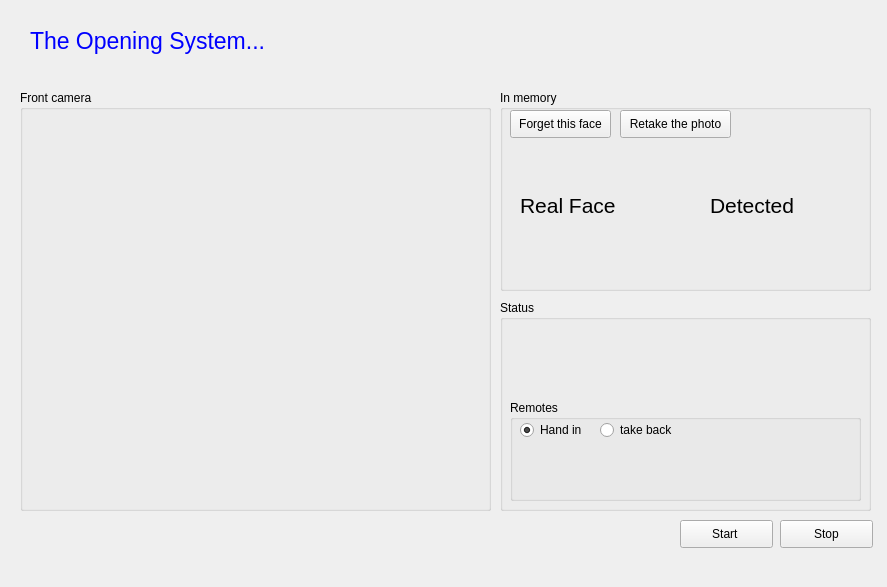
The window that mainwindow.ui (d-fal/face_detector) describes before a commit, drawn with Qt 5.
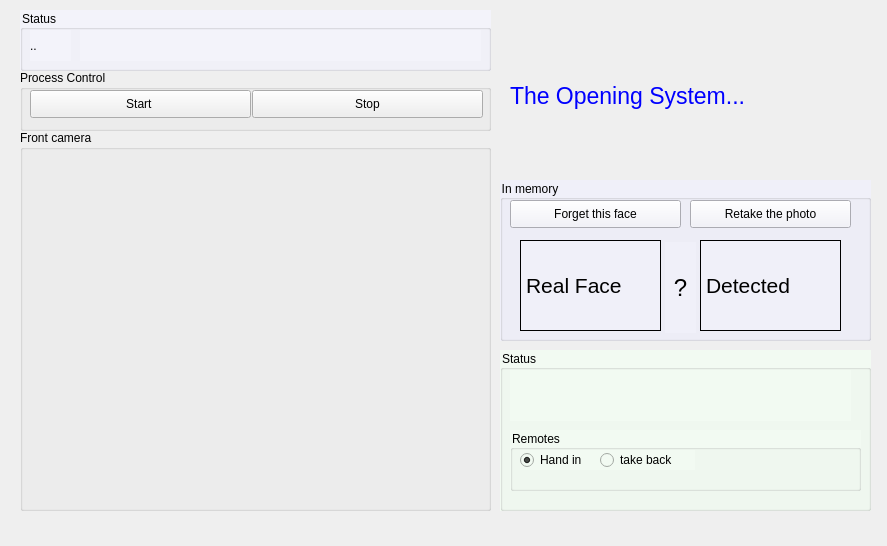
The same window after the commit.

```diff
--- a/mainwindow.ui
+++ b/mainwindow.ui
@@ -7,20 +7,23 @@
     <x>0</x>
     <y>0</y>
     <width>887</width>
-    <height>587</height>
+    <height>546</height>
    </rect>
   </property>
   <property name="windowTitle">
    <string>MainWindow</string>
   </property>
+  <property name="styleSheet">
+   <string notr="true"/>
+  </property>
   <widget class="QWidget" name="centralWidget">
-   <widget class="QLabel" name="label_3">
+   <widget class="QLabel" name="header">
     <property name="geometry">
      <rect>
-      <x>30</x>
+      <x>510</x>
       <y>20</y>
-      <width>811</width>
-      <height>41</height>
+      <width>361</width>
+      <height>151</height>
      </rect>
     </property>
     <property name="font">
@@ -38,28 +41,18 @@
      <string>The Opening System...</string>
     </property>
    </widget>
-   <widget class="QPushButton" name="pushButton_5">
-    <property name="geometry">
-     <rect>
-      <x>780</x>
-      <y>520</y>
-      <width>93</width>
-      <height>28</height>
-     </rect>
-    </property>
-    <property name="text">
-     <string>Stop</string>
-    </property>
-   </widget>
    <widget class="QGroupBox" name="groupBox">
     <property name="geometry">
      <rect>
       <x>500</x>
-      <y>90</y>
+      <y>180</y>
       <width>371</width>
-      <height>201</height>
+      <height>161</height>
      </rect>
     </property>
+    <property name="styleSheet">
+     <string notr="true">background-color:#f0f0f9</string>
+    </property>
     <property name="title">
      <string>In memory</string>
     </property>
@@ -68,7 +61,7 @@
       <rect>
        <x>10</x>
        <y>20</y>
-       <width>101</width>
+       <width>171</width>
        <height>28</height>
       </rect>
      </property>
@@ -85,7 +78,7 @@
        <x>20</x>
        <y>60</y>
        <width>141</width>
-       <height>111</height>
+       <height>91</height>
       </rect>
      </property>
      <property name="font">
@@ -93,6 +86,9 @@
        <pointsize>16</pointsize>
       </font>
      </property>
+     <property name="frameShape">
+      <enum>QFrame::Box</enum>
+     </property>
      <property name="text">
       <string>Real Face</string>
      </property>
@@ -100,10 +96,10 @@
     <widget class="QLabel" name="label_2">
      <property name="geometry">
       <rect>
-       <x>210</x>
+       <x>200</x>
        <y>60</y>
-       <width>131</width>
-       <height>111</height>
+       <width>141</width>
+       <height>91</height>
       </rect>
      </property>
      <property name="font">
@@ -111,6 +107,9 @@
        <pointsize>16</pointsize>
       </font>
      </property>
+     <property name="frameShape">
+      <enum>QFrame::Box</enum>
+     </property>
      <property name="text">
       <string>Detected</string>
      </property>
@@ -118,9 +117,9 @@
     <widget class="QPushButton" name="pushButton_2">
      <property name="geometry">
       <rect>
-       <x>120</x>
+       <x>190</x>
        <y>20</y>
-       <width>111</width>
+       <width>161</width>
        <height>28</height>
       </rect>
      </property>
@@ -128,14 +127,35 @@
       <string>Retake the photo</string>
      </property>
     </widget>
+    <widget class="QLabel" name="label_3">
+     <property name="geometry">
+      <rect>
+       <x>165</x>
+       <y>62</y>
+       <width>31</width>
+       <height>91</height>
+      </rect>
+     </property>
+     <property name="font">
+      <font>
+       <pointsize>18</pointsize>
+      </font>
+     </property>
+     <property name="text">
+      <string>?</string>
+     </property>
+     <property name="alignment">
+      <set>Qt::AlignCenter</set>
+     </property>
+    </widget>
    </widget>
    <widget class="QGroupBox" name="groupBox_2">
     <property name="geometry">
      <rect>
       <x>20</x>
-      <y>90</y>
+      <y>130</y>
       <width>471</width>
-      <height>421</height>
+      <height>381</height>
      </rect>
     </property>
     <property name="title">
@@ -147,7 +167,7 @@
        <x>10</x>
        <y>20</y>
        <width>451</width>
-       <height>391</height>
+       <height>331</height>
       </rect>
      </property>
      <property name="text">
@@ -155,28 +175,18 @@
      </property>
     </widget>
    </widget>
-   <widget class="QPushButton" name="pushButton">
-    <property name="geometry">
-     <rect>
-      <x>680</x>
-      <y>520</y>
-      <width>93</width>
-      <height>28</height>
-     </rect>
-    </property>
-    <property name="text">
-     <string>Start </string>
-    </property>
-   </widget>
    <widget class="QGroupBox" name="groupBox_3">
     <property name="geometry">
      <rect>
       <x>500</x>
-      <y>300</y>
+      <y>350</y>
       <width>371</width>
-      <height>211</height>
+      <height>161</height>
      </rect>
     </property>
+    <property name="styleSheet">
+     <string notr="true">background-color:#f2faf2</string>
+    </property>
     <property name="title">
      <string>Status</string>
     </property>
@@ -184,7 +194,7 @@
      <property name="geometry">
       <rect>
        <x>10</x>
-       <y>40</y>
+       <y>20</y>
        <width>341</width>
        <height>51</height>
       </rect>
@@ -202,9 +212,9 @@
      <property name="geometry">
       <rect>
        <x>10</x>
-       <y>100</y>
+       <y>80</y>
        <width>351</width>
-       <height>101</height>
+       <height>61</height>
       </rect>
      </property>
      <property name="title">
@@ -239,43 +249,14 @@
        <string>take back</string>
       </property>
      </widget>
-     <widget class="QLabel" name="remoteFound">
-      <property name="geometry">
-       <rect>
-        <x>10</x>
-        <y>40</y>
-        <width>331</width>
-        <height>51</height>
-       </rect>
-      </property>
-      <property name="font">
-       <font>
-        <pointsize>12</pointsize>
-        <weight>75</weight>
-        <bold>true</bold>
-       </font>
-      </property>
-      <property name="styleSheet">
-       <string notr="true">color:#22e</string>
-      </property>
-      <property name="frameShape">
-       <enum>QFrame::NoFrame</enum>
-      </property>
-      <property name="text">
-       <string/>
-      </property>
-      <property name="scaledContents">
-       <bool>false</bool>
-      </property>
-     </widget>
     </widget>
    </widget>
    <widget class="QLabel" name="textBrowser">
     <property name="geometry">
      <rect>
-      <x>500</x>
-      <y>40</y>
-      <width>361</width>
+      <x>690</x>
+      <y>130</y>
+      <width>171</width>
       <height>41</height>
      </rect>
     </property>
@@ -288,6 +269,92 @@
      <string/>
     </property>
    </widget>
+   <widget class="QGroupBox" name="groupBox_5">
+    <property name="geometry">
+     <rect>
+      <x>20</x>
+      <y>70</y>
+      <width>471</width>
+      <height>61</height>
+     </rect>
+    </property>
+    <property name="title">
+     <string>Process Control</string>
+    </property>
+    <widget class="QPushButton" name="startBtn">
+     <property name="geometry">
+      <rect>
+       <x>10</x>
+       <y>20</y>
+       <width>221</width>
+       <height>28</height>
+      </rect>
+     </property>
+     <property name="text">
+      <string>Start </string>
+     </property>
+    </widget>
+    <widget class="QPushButton" name="stopBtn">
+     <property name="geometry">
+      <rect>
+       <x>232</x>
+       <y>20</y>
+       <width>231</width>
+       <height>28</height>
+      </rect>
+     </property>
+     <property name="text">
+      <string>Stop</string>
+     </property>
+    </widget>
+   </widget>
+   <widget class="QGroupBox" name="statBox">
+    <property name="geometry">
+     <rect>
+      <x>20</x>
+      <y>10</y>
+      <width>471</width>
+      <height>61</height>
+     </rect>
+    </property>
+    <property name="styleSheet">
+     <string notr="true">background-color:#f3f3fa</string>
+    </property>
+    <property name="title">
+     <string>Status</string>
+    </property>
+    <widget class="QLabel" name="isOnline">
+     <property name="geometry">
+      <rect>
+       <x>10</x>
+       <y>20</y>
+       <width>41</width>
+       <height>31</height>
+      </rect>
+     </property>
+     <property name="text">
+      <string>..</string>
+     </property>
+    </widget>
+    <widget class="QLabel" name="isOnlineStat">
+     <property name="geometry">
+      <rect>
+       <x>60</x>
+       <y>20</y>
+       <width>401</width>
+       <height>31</height>
+      </rect>
+     </property>
+     <property name="font">
+      <font>
+       <pointsize>12</pointsize>
+      </font>
+     </property>
+     <property name="text">
+      <string/>
+     </property>
+    </widget>
+   </widget>
   </widget>
  </widget>
  <layoutdefault spacing="6" margin="11"/>
```
Left out of the diff: 4 changed lines with no effect on the pictures.
